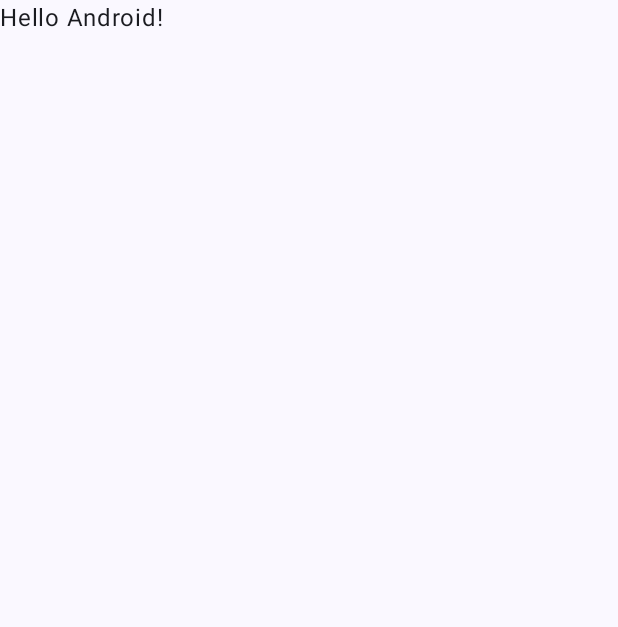
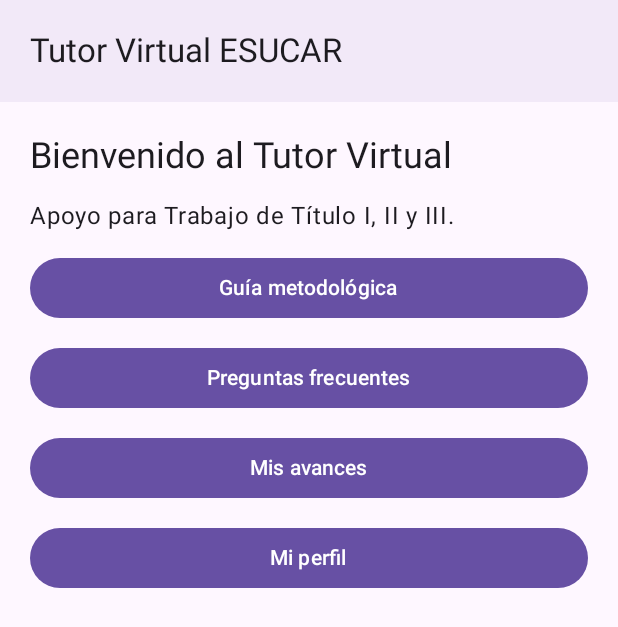
Before and after one commit to YohanGarcia20/Caso-Tutor-Virtual, an Android app built with Jetpack Compose: the screen it shows after launch (MainActivity), on a phone screen of 412 x 824 dp. Before the commit the part shown is almost empty. Shown: the top 627 px of the screen. Run offline under Robolectric (Android 15) with nearby library versions, the phone set to English and light mode, and no system bars.

Commit message:
Archivos creados

```diff
--- a/app/src/main/java/cl/duoc/tutorvirtual/MainActivity.kt
+++ b/app/src/main/java/cl/duoc/tutorvirtual/MainActivity.kt
@@ -2,46 +2,78 @@ package cl.duoc.tutorvirtual
 
 import android.os.Bundle
 import androidx.activity.ComponentActivity
+import androidx.activity.compose.BackHandler
 import androidx.activity.compose.setContent
-import androidx.activity.enableEdgeToEdge
-import androidx.compose.foundation.layout.fillMaxSize
-import androidx.compose.foundation.layout.padding
-import androidx.compose.material3.Scaffold
-import androidx.compose.material3.Text
-import androidx.compose.runtime.Composable
+import androidx.compose.foundation.layout.*
+import androidx.compose.foundation.rememberScrollState
+import androidx.compose.foundation.verticalScroll
+import androidx.compose.material3.*
+import androidx.compose.runtime.*
 import androidx.compose.ui.Modifier
-import androidx.compose.ui.tooling.preview.Preview
-import cl.duoc.tutorvirtual.ui.theme.TutorVirtualTheme
+import androidx.compose.ui.unit.dp
+import cl.duoc.tutorvirtual.ui.screens.GuiaMetodologicaScreen
 
 class MainActivity : ComponentActivity() {
     override fun onCreate(savedInstanceState: Bundle?) {
         super.onCreate(savedInstanceState)
-        enableEdgeToEdge()
-        setContent {
-            TutorVirtualTheme {
-                Scaffold(modifier = Modifier.fillMaxSize()) { innerPadding ->
-                    Greeting(
-                        name = "Android",
-                        modifier = Modifier.padding(innerPadding)
-                    )
+        setContent { MaterialTheme { TutorVirtualApp() } }
+    }
+}
+
+@Composable
+fun TutorVirtualApp() {
+    var pantalla by remember { mutableStateOf("Inicio") }
+
+    BackHandler(enabled = pantalla != "Inicio") {
+        pantalla = "Inicio"
+    }
+
+    Scaffold(
+        topBar = {
+            Surface(tonalElevation = 3.dp) {
+                Text(
+                    "Tutor Virtual ESUCAR",
+                    style = MaterialTheme.typography.titleLarge,
+                    modifier = Modifier.fillMaxWidth().padding(20.dp)
+                )
+            }
+        }
+    ) { padding ->
+        Column(
+            modifier = Modifier
+                .padding(padding)
+                .fillMaxSize()
+                .verticalScroll(rememberScrollState())
+                .padding(20.dp),
+            verticalArrangement = Arrangement.spacedBy(12.dp)
+        ) {
+            when (pantalla) {
+                "Inicio" -> {
+                    Text("Bienvenido al Tutor Virtual",
+                        style = MaterialTheme.typography.headlineSmall)
+                    Text("Apoyo para Trabajo de Título I, II y III.")
+                    listOf("Guía metodológica", "Preguntas frecuentes",
+                        "Mis avances", "Mi perfil").forEach { destino ->
+                        Button(
+                            onClick = { pantalla = destino },
+                            modifier = Modifier.fillMaxWidth()
+                        ) { Text(destino) }
+                    }
+                }
+                "Guía metodológica" -> {
+                    GuiaMetodologicaScreen()
+                    OutlinedButton(onClick = { pantalla = "Inicio" }) {
+                        Text("Volver al inicio")
+                    }
+                }
+                else -> {
+                    Text(pantalla, style = MaterialTheme.typography.headlineMedium)
+                    Text("Módulo preparado para próximas actividades.")
+                    OutlinedButton(onClick = { pantalla = "Inicio" }) {
+                        Text("Volver al inicio")
+                    }
                 }
             }
         }
     }
 }
-
-@Composable
-fun Greeting(name: String, modifier: Modifier = Modifier) {
-    Text(
-        text = "Hello $name!",
-        modifier = modifier
-    )
-}
-
-@Preview(showBackground = true)
-@Composable
-fun GreetingPreview() {
-    TutorVirtualTheme {
-        Greeting("Android")
-    }
-}
```
Also changed, not shown: app/src/main/java/cl/duoc/tutorvirtual/data/model/EtapaMetodologica.kt (added, +8 -0 lines), app/src/main/java/cl/duoc/tutorvirtual/data/model/Hito.kt (added, +16 -0 lines), app/src/main/java/cl/duoc/tutorvirtual/data/repository/GuiaRepository.kt (added, +44 -0 lines), app/src/main/java/cl/duoc/tutorvirtual/ui/screens/GuiaMetodologicaScreen.kt (added, +42 -0 lines).
